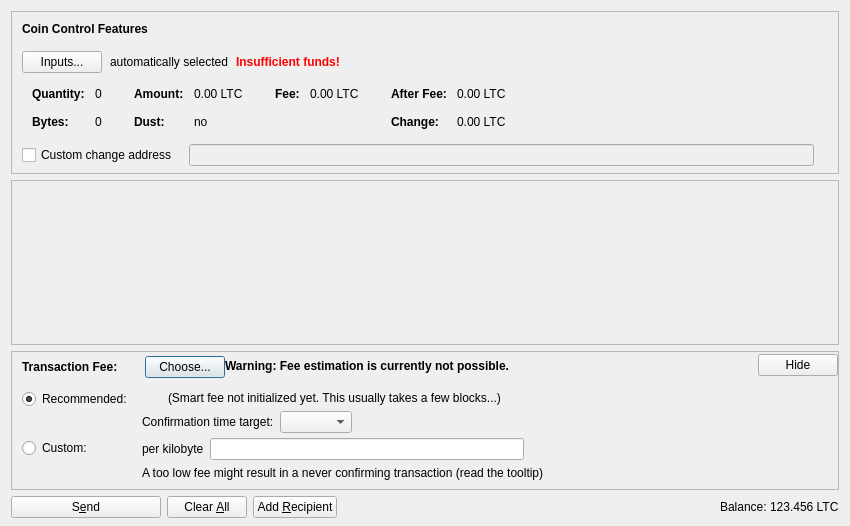
Qt form src/qt/forms/sendcoinsdialog.ui (microguy/goldcoin-0.18) before a commit.
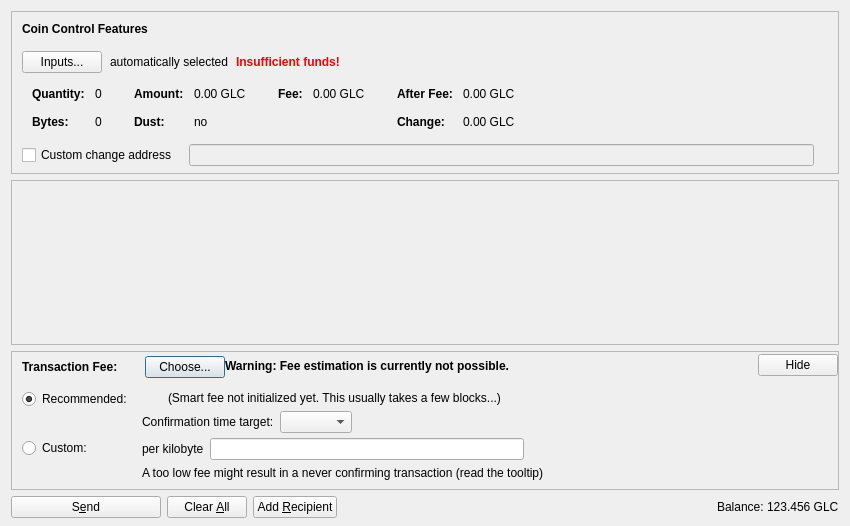
The same form after that commit. Icons and pictures are not drawn. Custom widgets are drawn as their Qt base class.

Diff of the .ui file:
```diff
--- a/src/qt/forms/sendcoinsdialog.ui
+++ b/src/qt/forms/sendcoinsdialog.ui
@@ -324,7 +324,7 @@
                   <enum>Qt::ActionsContextMenu</enum>
                  </property>
                  <property name="text">
-                  <string notr="true">0.00 LTC</string>
+                  <string notr="true">0.00 GLC</string>
                  </property>
                  <property name="textInteractionFlags">
                   <set>Qt::LinksAccessibleByMouse|Qt::TextSelectableByKeyboard|Qt::TextSelectableByMouse</set>
@@ -404,7 +404,7 @@
                   <enum>Qt::ActionsContextMenu</enum>
                  </property>
                  <property name="text">
-                  <string notr="true">0.00 LTC</string>
+                  <string notr="true">0.00 GLC</string>
                  </property>
                  <property name="textInteractionFlags">
                   <set>Qt::LinksAccessibleByMouse|Qt::TextSelectableByKeyboard|Qt::TextSelectableByMouse</set>
@@ -455,7 +455,7 @@
                   <enum>Qt::ActionsContextMenu</enum>
                  </property>
                  <property name="text">
-                  <string notr="true">0.00 LTC</string>
+                  <string notr="true">0.00 GLC</string>
                  </property>
                  <property name="textInteractionFlags">
                   <set>Qt::LinksAccessibleByMouse|Qt::TextSelectableByKeyboard|Qt::TextSelectableByMouse</set>
@@ -484,7 +484,7 @@
                   <enum>Qt::ActionsContextMenu</enum>
                  </property>
                  <property name="text">
-                  <string notr="true">0.00 LTC</string>
+                  <string notr="true">0.00 GLC</string>
                  </property>
                  <property name="textInteractionFlags">
                   <set>Qt::LinksAccessibleByMouse|Qt::TextSelectableByKeyboard|Qt::TextSelectableByMouse</set>
@@ -1204,7 +1204,7 @@
           <cursorShape>IBeamCursor</cursorShape>
          </property>
          <property name="text">
-          <string notr="true">123.456 LTC</string>
+          <string notr="true">123.456 GLC</string>
          </property>
          <property name="textInteractionFlags">
           <set>Qt::LinksAccessibleByMouse|Qt::TextSelectableByKeyboard|Qt::TextSelectableByMouse</set>
```
